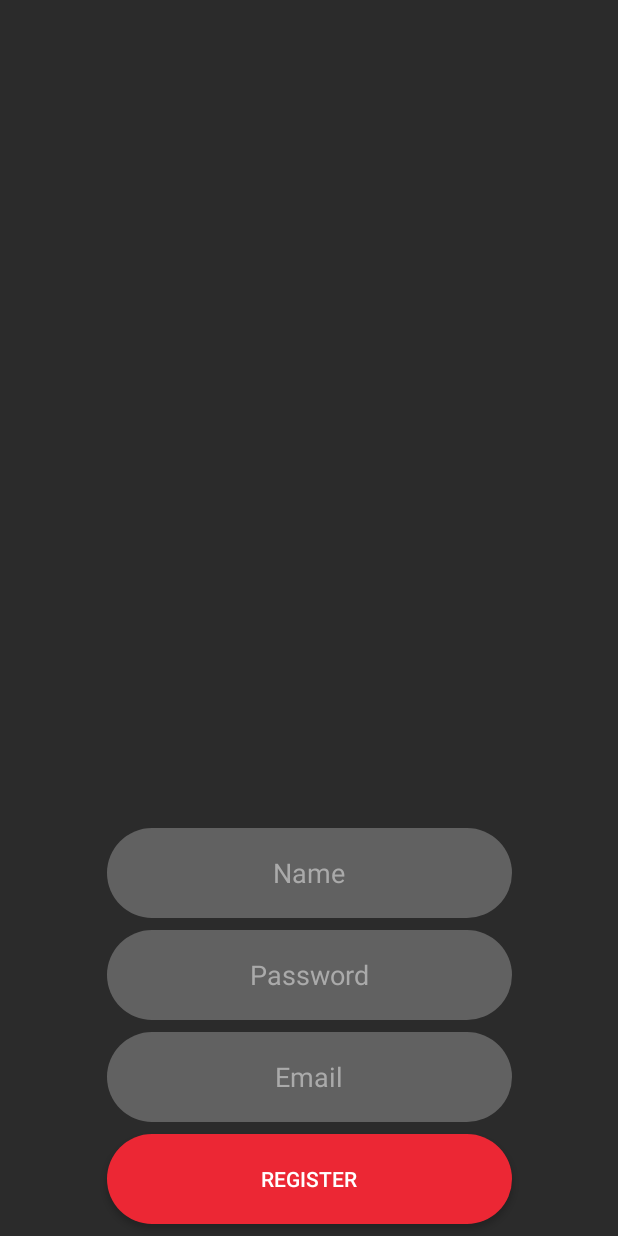
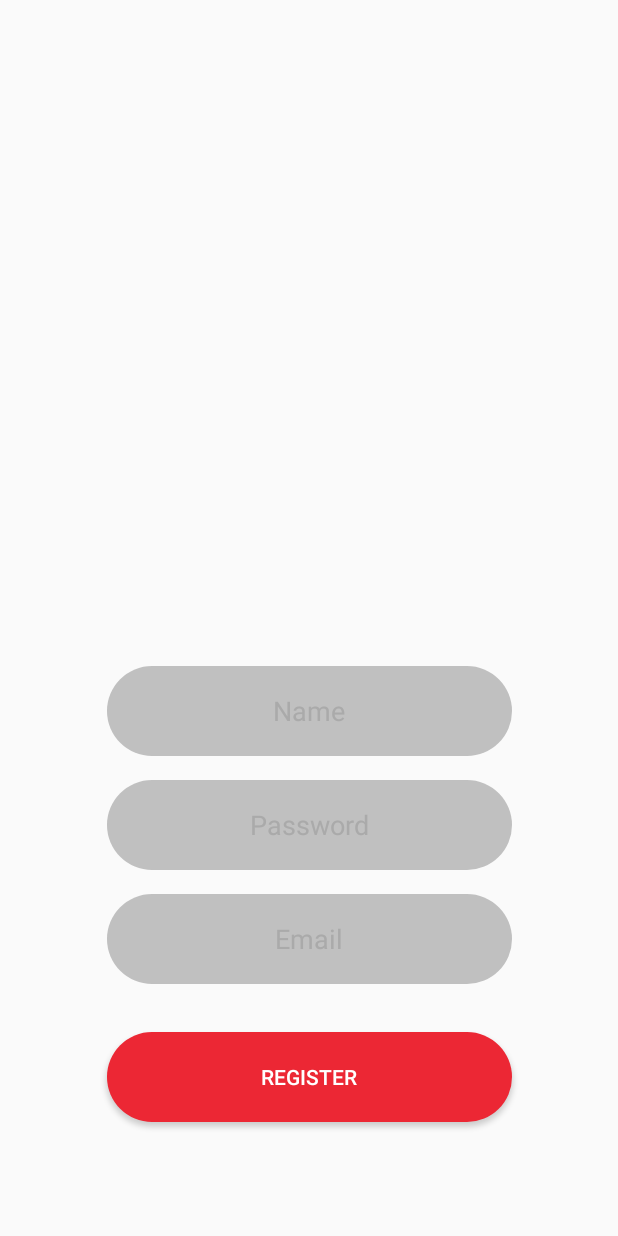
Before and after one commit to Apexcery/AgileDevApp, an Android app: the layout fragment_register.xml on its own in the app's theme, with its tools: preview values and no code run, on a phone screen of 412 x 824 dp. Run offline under Robolectric (Android 15) with nearby library versions, the phone set to English and light mode, and no system bars.

Commit message:
Another UI update

```diff
--- a/app/build.gradle
+++ b/app/build.gradle
@@ -9,6 +9,10 @@ android {
         versionCode 1
         versionName "1.0"
         testInstrumentationRunner "android.support.test.runner.AndroidJUnitRunner"
+
+        renderscriptTargetApi 18
+        renderscriptSupportModeEnabled true
+
     }
     buildTypes {
         release {
--- a/app/src/main/java/com/agiledev/agiledevapp/LoginFragment.java
+++ b/app/src/main/java/com/agiledev/agiledevapp/LoginFragment.java
@@ -3,6 +3,8 @@ package com.agiledev.agiledevapp;
 import android.app.Activity;
 import android.app.AlertDialog;
 import android.content.Intent;
+import android.graphics.Bitmap;
+import android.graphics.BitmapFactory;
 import android.os.AsyncTask;
 import android.os.Bundle;
 import android.support.constraint.ConstraintLayout;
@@ -17,6 +19,7 @@ import android.view.inputmethod.InputMethodManager;
 import android.widget.Button;
 import android.widget.EditText;
 import android.widget.RelativeLayout;
+import android.widget.TextView;
 
 import com.microsoft.windowsazure.mobileservices.*;
 import com.microsoft.windowsazure.mobileservices.table.MobileServiceTable;
@@ -49,6 +52,8 @@ public class LoginFragment extends Fragment implements View.OnClickListener, Vie
 
         mClient = AzureServiceAdapter.getInstance().getClient();
         mUserDetailsTable = mClient.getTable("UserDetails", UserDetails.class);
+
+
 
         return v;
     }
--- /dev/null
+++ b/app/src/main/res/drawable/login_register_background.xml
@@ -0,0 +1,5 @@
+<?xml version="1.0" encoding="utf-8"?>
+<bitmap xmlns:android="http://schemas.android.com/apk/res/android"
+        android:src="@drawable/app_background"
+        android:gravity="center"
+        />
--- a/app/src/main/res/drawable/roundedtextbox.xml
+++ b/app/src/main/res/drawable/roundedtextbox.xml
@@ -9,7 +9,7 @@
         android:topLeftRadius="30dp"
         android:topRightRadius="30dp" />
 
-    <solid android:color="#616161" />
+    <solid android:color="#61616161"/>
 
     <padding
         android:bottom="0dp"
--- a/app/src/main/res/layout/fragment_login.xml
+++ b/app/src/main/res/layout/fragment_login.xml
@@ -4,7 +4,7 @@
     xmlns:tools="http://schemas.android.com/tools"
     android:layout_width="match_parent"
     android:layout_height="match_parent"
-    android:background="@color/background"
+    android:background="@android:color/transparent"
     android:focusable="true"
     android:focusableInTouchMode="true"
     android:id="@+id/loginlayout">
@@ -16,7 +16,7 @@
         android:layout_height="wrap_content"
 
         android:layout_centerHorizontal="true"
-        android:layout_marginBottom="8dp"
+        android:layout_marginBottom="16dp"
         android:layout_marginEnd="8dp"
         android:layout_marginStart="8dp"
         android:background="@drawable/roundedtextbox"
@@ -37,7 +37,7 @@
         android:layout_height="wrap_content"
         android:layout_alignStart="@+id/txtUsername"
         android:layout_below="@+id/txtUsername"
-        android:layout_marginBottom="8dp"
+        android:layout_marginBottom="108dp"
         android:layout_marginEnd="8dp"
         android:layout_marginStart="8dp"
         android:background="@drawable/roundedtextbox"
--- a/app/src/main/res/layout/fragment_register.xml
+++ b/app/src/main/res/layout/fragment_register.xml
@@ -4,7 +4,7 @@
     xmlns:tools="http://schemas.android.com/tools"
     android:layout_width="match_parent"
     android:layout_height="match_parent"
-    android:background="@color/background"
+    android:background="@android:color/transparent"
     android:id="@+id/registerlayout"
     android:focusable="true"
     android:focusableInTouchMode="true">
@@ -13,9 +13,9 @@
         android:id="@+id/txtNewName"
         android:layout_width="wrap_content"
         android:layout_height="wrap_content"
-        android:layout_below="@+id/textView2"
+
         android:layout_centerHorizontal="true"
-        android:layout_marginBottom="8dp"
+        android:layout_marginBottom="16dp"
         android:layout_marginEnd="8dp"
         android:layout_marginStart="8dp"
         android:background="@drawable/roundedtextbox"
@@ -36,7 +36,7 @@
         android:layout_height="wrap_content"
         android:layout_alignStart="@+id/txtNewName"
         android:layout_below="@+id/txtNewName"
-        android:layout_marginBottom="8dp"
+        android:layout_marginBottom="32dp"
         android:layout_marginEnd="8dp"
         android:layout_marginStart="8dp"
         android:background="@drawable/roundedtextbox"
@@ -57,7 +57,7 @@
         android:layout_height="wrap_content"
         android:layout_alignStart="@+id/txtNewEmail"
         android:layout_below="@+id/txtNewEmail"
-        android:layout_marginBottom="8dp"
+        android:layout_marginBottom="16dp"
         android:layout_marginEnd="8dp"
         android:layout_marginStart="8dp"
         android:background="@drawable/roundedtextbox"
@@ -79,7 +79,7 @@
         android:layout_height="wrap_content"
         android:layout_below="@+id/txtNewPassword"
         android:layout_centerHorizontal="true"
-        android:layout_marginBottom="8dp"
+        android:layout_marginBottom="76dp"
         android:layout_marginEnd="8dp"
         android:layout_marginStart="8dp"
         android:background="@drawable/roundedbutton"
```
Also changed, not shown: app/src/main/res/layout/activity_login_register.xml (+3 -4 lines).
